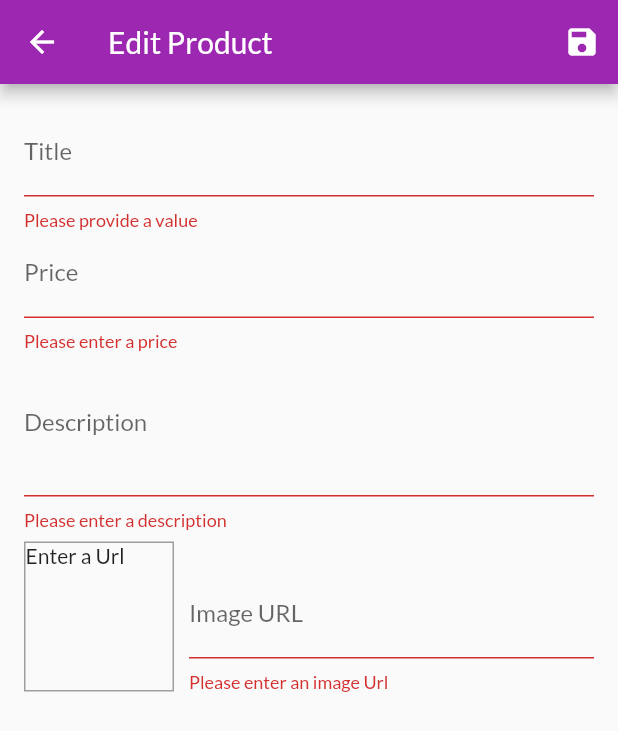
After one commit to Carlvebbesen/Flutter-course, a Flutter app: the EditProductScreen screen opened by its route, after a tap on the "save" icon, on a phone screen of 412 x 824 dp. The commit adds this screen. Shown: the top 731 px of the screen. Run offline on Flutter 3.47's test engine with Material 2 defaults, Android fonts, the phone set to English and light mode, and no system bars; missing offline and left inert: dart:ffi; network calls fail.

Commit message:
added http req to the shop app with firebase backend

```diff
--- a/shop_app/lib/main.dart
+++ b/shop_app/lib/main.dart
@@ -3,9 +3,11 @@ import 'package:flutter_complete_guide/providers/cart.dart';
 import 'package:flutter_complete_guide/providers/orders.dart';
 import 'package:flutter_complete_guide/providers/products.dart';
 import 'package:flutter_complete_guide/screens/cart_screen.dart';
+import 'package:flutter_complete_guide/screens/edit_product_screen.dart';
 import 'package:flutter_complete_guide/screens/orders_screen.dart';
 import 'package:flutter_complete_guide/screens/product_detail.dart';
 import 'package:flutter_complete_guide/screens/products_overview_screen.dart';
+import 'package:flutter_complete_guide/screens/user_products_screen.dart';
 import 'package:provider/provider.dart';
 
 void main() => runApp(MyApp());
@@ -31,6 +33,8 @@ class MyApp extends StatelessWidget {
           ProductDetailScreen.routeName: (ctx) => ProductDetailScreen(),
           CartScreen.routeName: (ctx) => CartScreen(),
           OrdersScreen.routeName: (ctx) => OrdersScreen(),
+          UserProductsScreen.routeName: (ctx) => UserProductsScreen(),
+          EditProductScreen.routeName: (ctx) => EditProductScreen(),
         },
       ),
     );
--- a/shop_app/lib/providers/cart.dart
+++ b/shop_app/lib/providers/cart.dart
@@ -47,6 +47,24 @@ class Cart with ChangeNotifier {
     notifyListeners();
   }
 
+  void removeSingleItem(String productId) {
+    if (!_items.containsKey(productId)) {
+      return;
+    }
+    if (_items[productId].quantity > 1) {
+      _items.update(
+          productId,
+          (value) => CartItem(
+              id: value.id,
+              title: value.title,
+              quantity: value.quantity - 1,
+              price: value.price));
+    } else {
+      _items.remove(productId);
+    }
+    notifyListeners();
+  }
+
   double get totalAmount {
     return _items.entries.fold(
         0,
--- a/shop_app/lib/providers/products.dart
+++ b/shop_app/lib/providers/products.dart
@@ -1,5 +1,8 @@
+import 'dart:convert';
+
 import 'package:flutter/material.dart';
 import 'package:flutter_complete_guide/providers/product.dart';
+import 'package:http/http.dart' as http;
 
 class Products with ChangeNotifier {
   List<Product> _items = [
@@ -49,8 +52,74 @@ class Products with ChangeNotifier {
     return _items.firstWhere((element) => element.id == id);
   }
 
-  void addProduct() {
-    //_items.add(value)
+  Future<void> addProduct(Product product) async {
+    final url = Uri.https(
+        "fluttercourse-4d5af-default-rtdb.firebaseio.com", "/products.json");
+    try {
+      final response = await http.post(url,
+          body: json.encode({
+            "title": product.title,
+            "description": product.description,
+            "price": product.price,
+            "imageUrl": product.imageUrl
+          }));
+      final newProduct = Product(
+          id: json.decode(response.body)["name"],
+          title: product.title,
+          description: product.description,
+          price: product.price,
+          imageUrl: product.imageUrl);
+      _items.insert(0, newProduct);
+      notifyListeners();
+    } catch (error) {
+      throw error;
+    }
+  }
+
+  Future<void> editProduct(String id, Product newProduct) async {
+    final oldItem = _items.indexWhere((element) => element.id == id);
+    final url = Uri.https("fluttercourse-4d5af-default-rtdb.firebaseio.com",
+        "/products/$id.json");
+    await http.patch(url,
+        body: json.encode({
+          "title": newProduct.title,
+          "description": newProduct.description,
+          "price": newProduct.price,
+          "imageUrl": newProduct.imageUrl,
+        }));
+    _items[oldItem] = newProduct;
     notifyListeners();
   }
+
+  void deleteProduct(String id) {
+    final url = Uri.https(
+        "fluttercourse-4d5af-default-rtdb.firebaseio.com", "/procuts/$id.json");
+    http.delete(url);
+    _items.removeWhere((element) => element.id == id);
+    notifyListeners();
+  }
+
+  Future<void> fetchAndSetProducts() async {
+    final url = Uri.https(
+        "fluttercourse-4d5af-default-rtdb.firebaseio.com", "/products.json");
+    try {
+      final response = await http.get(url);
+      final extractedData = json.decode(response.body) as Map<String, dynamic>;
+      final List<Product> loadedProducts = [];
+      extractedData.forEach((key, value) {
+        loadedProducts.add(Product(
+          id: key,
+          title: value["title"],
+          description: value["description"],
+          imageUrl: value["imageUrl"],
+          price: value["price"],
+          isFavorite: value["isFavorite"],
+        ));
+      });
+      _items = loadedProducts;
+      notifyListeners();
+    } catch (error) {
+      throw error;
+    }
+  }
 }
--- /dev/null
+++ b/shop_app/lib/screens/edit_product_screen.dart
@@ -0,0 +1,266 @@
+import 'dart:ffi';
+
+import 'package:flutter/material.dart';
+import 'package:flutter_complete_guide/providers/product.dart';
+import 'package:flutter_complete_guide/providers/products.dart';
+import 'package:provider/provider.dart';
+
+class EditProductScreen extends StatefulWidget {
+  static const routeName = "/editProduct";
+  @override
+  _EditProductScreenState createState() => _EditProductScreenState();
+}
+
+class _EditProductScreenState extends State<EditProductScreen> {
+  final _priceFocusNode = FocusNode();
+  final _descriptionFocusNode = FocusNode();
+  final _imageUrlFocusNode = FocusNode();
+  final _imageUrlController = TextEditingController();
+  final _form = GlobalKey<FormState>();
+  var _editedProduct =
+      Product(id: null, title: "", description: "", price: 0, imageUrl: "");
+  bool isLoading = false;
+
+  var initValues = {
+    "title": "",
+    "description": "",
+    "price": "",
+    "imageUrl": "",
+  };
+  var isInit = true;
+
+  @override
+  void initState() {
+    _imageUrlFocusNode.addListener(_updateImageUrl);
+    super.initState();
+  }
+
+  @override
+  void didChangeDependencies() {
+    if (isInit) {
+      final productId = ModalRoute.of(context).settings.arguments as String;
+      if (productId != null) {
+        _editedProduct =
+            Provider.of<Products>(context, listen: false).findById(productId);
+        initValues = {
+          "title": _editedProduct.title,
+          "description": _editedProduct.description,
+          "price": _editedProduct.price.toString(),
+          "imageUrl": "",
+        };
+        _imageUrlController.text = _editedProduct.imageUrl;
+      }
+    }
+    isInit = false;
+    super.didChangeDependencies();
+  }
+
+  void _updateImageUrl() {
+    if (!_imageUrlFocusNode.hasFocus) {
+      if (_imageUrlController.text.isEmpty ||
+          !_imageUrlController.text.startsWith("http") &&
+              !_imageUrlController.text.startsWith("https")) return;
+    }
+    setState(() {});
+  }
+
+  void _saveForm() async {
+    final isValid = _form.currentState.validate();
+    if (!isValid) {
+      return;
+    }
+    setState(() {
+      _form.currentState.save();
+    });
+    isLoading = true;
+    if (_editedProduct.id != null) {
+      await Provider.of<Products>(context, listen: false)
+          .editProduct(_editedProduct.id, _editedProduct);
+      setState(() {
+        isLoading = false;
+        Navigator.of(context).pop();
+      });
+    } else {
+      Provider.of<Products>(context, listen: false)
+          .addProduct(_editedProduct)
+          .catchError((error) {
+        return showDialog<void>(
+            context: context,
+            builder: (ctx) => AlertDialog(
+                  title: Text("An error occurred"),
+                  content: Text("Something went wrong"),
+                  actions: [
+                    FlatButton(
+                        onPressed: () => Navigator.of(ctx).pop(),
+                        child: Text("Okay"))
+                  ],
+                ));
+      }).then((_) {
+        setState(() {
+          isLoading = false;
+        });
+        Navigator.of(context).pop();
+      });
+    }
+  }
+
+  @override
+  void dispose() {
+    _imageUrlFocusNode.removeListener(_updateImageUrl);
+    _descriptionFocusNode.dispose();
+    _priceFocusNode.dispose();
+    _imageUrlFocusNode.dispose();
+    _imageUrlController.dispose();
+    super.dispose();
+  }
+
+  @override
+  Widget build(BuildContext context) {
+    return Scaffold(
+      appBar: AppBar(
+        title: Text("Edit Product"),
+        actions: [
+          IconButton(onPressed: () => _saveForm(), icon: Icon(Icons.save))
+        ],
+      ),
+      body: isLoading
+          ? Center(
+              child: CircularProgressIndicator(),
+            )
+          : Padding(
+              padding: const EdgeInsets.all(16),
+              child: Form(
+                  key: _form,
+                  child: ListView(
+                    children: [
+                      TextFormField(
+                        initialValue: initValues["title"],
+                        validator: (value) {
+                          if (value.isEmpty) {
+                            return "Please provide a value";
+                          }
+                          return null;
+                        },
+                        decoration: InputDecoration(
+                          labelText: "Title",
+                        ),
+                        textInputAction: TextInputAction.next,
+                        onFieldSubmitted: (_) => FocusScope.of(context)
+                            .requestFocus(_priceFocusNode),
+                        onSaved: (value) => _editedProduct = Product(
+                            id: _editedProduct.id,
+                            isFavorite: _editedProduct.isFavorite,
+                            title: value,
+                            description: _editedProduct.description,
+                            price: _editedProduct.price,
+                            imageUrl: _editedProduct.imageUrl),
+                      ),
+                      TextFormField(
+                        initialValue: initValues["price"],
+                        validator: (value) {
+                          if (value.isEmpty) {
+                            return "Please enter a price";
+                          }
+                          if (double.tryParse(value) == null) {
+                            return "Please enter a valid number";
+                          }
+                          if (double.parse(value) <= 0) {
+                            return "Please enter a numbe greater than zero";
+                          }
+                          return null;
+                        },
+                        decoration: InputDecoration(
+                          labelText: "Price",
+                        ),
+                        keyboardType: TextInputType.number,
+                        textInputAction: TextInputAction.next,
+                        focusNode: _priceFocusNode,
+                        onFieldSubmitted: (_) => FocusScope.of(context)
+                            .requestFocus(_descriptionFocusNode),
+                        onSaved: (value) => _editedProduct = Product(
+                            id: _editedProduct.id,
+                            isFavorite: _editedProduct.isFavorite,
+                            title: _editedProduct.title,
+                            description: _editedProduct.description,
+                            price: double.parse(value),
+                            imageUrl: _editedProduct.imageUrl),
+                      ),
+                      TextFormField(
+                        initialValue: initValues["description"],
+                        validator: (value) {
+                          if (value.isEmpty) {
+                            return "Please enter a description";
+                          }
+                          if (value.length < 10) {
+                            return "Please enter a longer description";
+                          }
+                          return null;
+                        },
+                        decoration: InputDecoration(
+                          labelText: "Description",
+                        ),
+                        maxLines: 3,
+                        keyboardType: TextInputType.multiline,
+                        onSaved: (value) => _editedProduct = Product(
+                            id: null,
+                            title: _editedProduct.title,
+                            description: value,
+                            price: _editedProduct.price,
+                            imageUrl: _editedProduct.imageUrl),
+                      ),
+                      Row(
+                        crossAxisAlignment: CrossAxisAlignment.end,
+                        children: [
+                          Container(
+                            width: 100,
+                            height: 100,
+                            margin: EdgeInsets.only(top: 8, right: 10),
+                            decoration: BoxDecoration(
+                                border:
+                                    Border.all(width: 1, color: Colors.grey)),
+                            child: _imageUrlController.text.isEmpty
+                                ? Text("Enter a Url")
+                                : FittedBox(
+                                    child:
+                                        Image.network(_imageUrlController.text),
+                                    fit: BoxFit.cover,
+                                  ),
+                          ),
+                          Expanded(
+                            child: TextFormField(
+                              validator: (value) {
+                                if (value.isEmpty) {
+                                  return "Please enter an image Url";
+                                }
+                                if (!value.startsWith("http") &&
+                                    !value.startsWith("https")) {
+                                  return "Please enter a valid url";
+                                }
+                                return null;
+                              },
+                              decoration: InputDecoration(
+                                labelText: "Image URL",
+                              ),
+                              keyboardType: TextInputType.url,
+                              focusNode: _imageUrlFocusNode,
+                              textInputAction: TextInputAction.done,
+                              controller: _imageUrlController,
+                              onEditingComplete: () => setState(() {}),
+                              onFieldSubmitted: (_) => _saveForm,
+                              onSaved: (value) => _editedProduct = Product(
+                                  id: _editedProduct.id,
+                                  isFavorite: _editedProduct.isFavorite,
+                                  title: _editedProduct.title,
+                                  description: _editedProduct.description,
+                                  price: _editedProduct.price,
+                                  imageUrl: value),
+                            ),
+                          ),
+                        ],
+                      )
+                    ],
+                  )),
+            ),
+    );
+  }
+}
--- a/shop_app/lib/widgets/app_drawer.dart
+++ b/shop_app/lib/widgets/app_drawer.dart
@@ -1,6 +1,7 @@
 import 'package:flutter/material.dart';
 import 'package:flutter_complete_guide/providers/orders.dart';
 import 'package:flutter_complete_guide/screens/orders_screen.dart';
+import 'package:flutter_complete_guide/screens/user_products_screen.dart';
 
 class AppDrawer extends StatelessWidget {
   @override
@@ -23,6 +24,12 @@ class AppDrawer extends StatelessWidget {
               title: Text("Orders"),
               onTap: () => Navigator.of(context)
                   .pushReplacementNamed(OrdersScreen.routeName)),
+          Divider(),
+          ListTile(
+              leading: Icon(Icons.edit),
+              title: Text("Manage Products"),
+              onTap: () => Navigator.of(context)
+                  .pushReplacementNamed(UserProductsScreen.routeName)),
         ],
       ),
     );
--- a/shop_app/pubspec.yaml
+++ b/shop_app/pubspec.yaml
@@ -30,6 +30,7 @@ dependencies:
   # The following adds the Cupertino Icons font to your application.
   # Use with the CupertinoIcons class for iOS style icons.
   cupertino_icons: ^1.0.2
+  http: ^0.13.3
 
 dev_dependencies:
   flutter_test:
```
Also changed, not shown: shop_app/lib/screens/products_overview_screen.dart (+18 -2 lines), shop_app/lib/screens/user_products_screen.dart (added, +47 -0 lines), shop_app/lib/widgets/cart_item.dart (+16 -0 lines), shop_app/lib/widgets/product_item.dart (+18 -5 lines), shop_app/lib/widgets/user_product_item.dart (added, +44 -0 lines).
